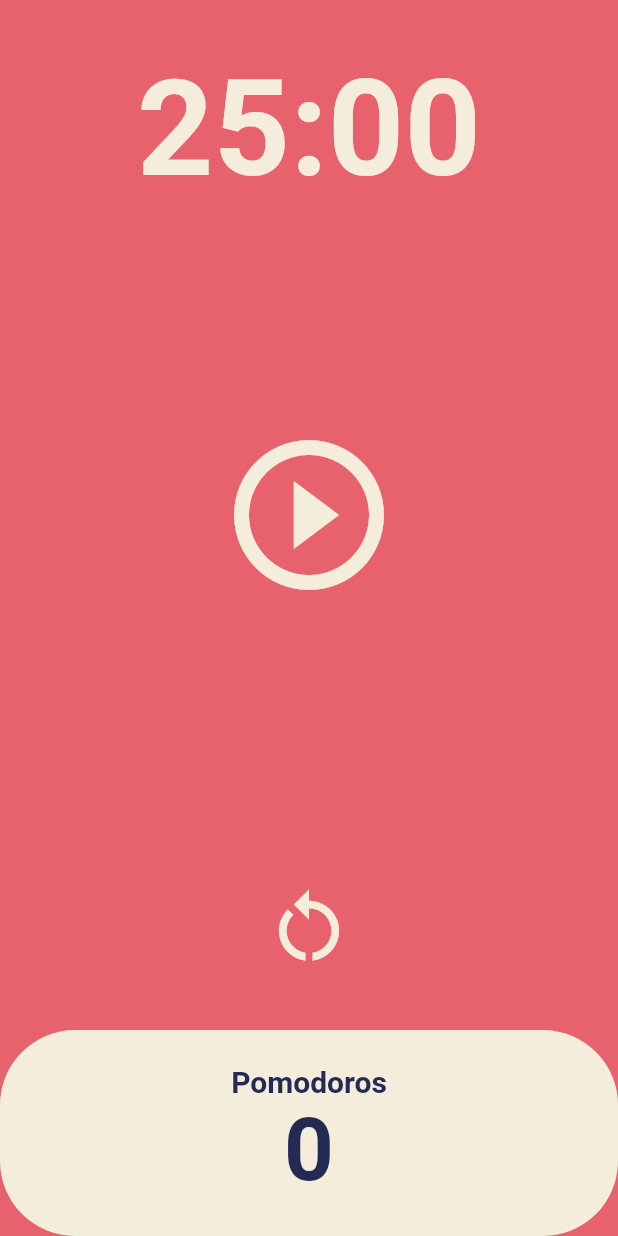
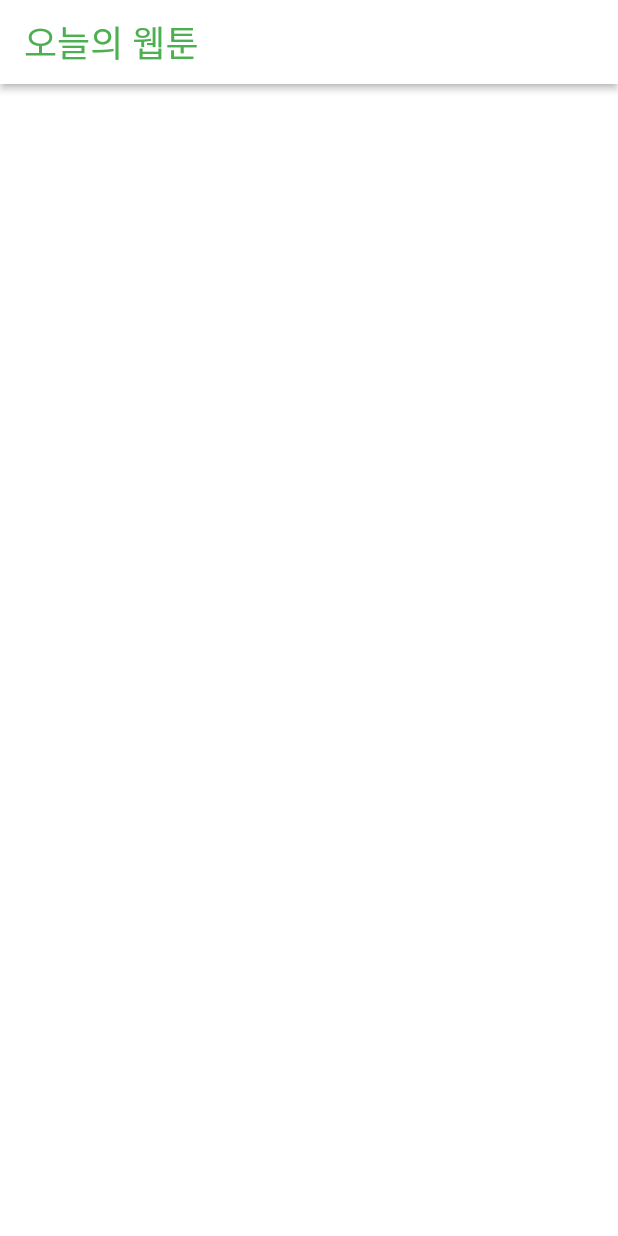
Before and after one commit to chojaework/Flutter-Study, a Flutter app: the screen it shows after launch, on a phone screen of 412 x 824 dp. Run offline on Flutter 3.47's test engine with Material 2 defaults, Android fonts, the phone set to English and light mode, and no system bars.

Commit message:
6.1 AppBar

```diff
--- a/toonflix/lib/main.dart
+++ b/toonflix/lib/main.dart
@@ -7,26 +7,15 @@ void main() {
 
 class App extends StatelessWidget {
   const App({super.key});
+  //위젯은 ID같은 식별자 역할을 하는 key가 있다
+  //flutter가 위젯을 빠르게 찾을 수 있게 하기 위한 것이다
 
   @override
   Widget build(BuildContext context) {
-    //context는 위젯 트리에서 모든 부모요소들에 대한 정보이다
-    //BuildContext 위젯을 통해 누가 부모요소인지 알 수 있고 맨 위 부모 요소에도 접근할 수 있다
-    //A handle to the location of a widget in the widget tree.
     return MaterialApp(
-      theme: ThemeData(
-        //ThemeData는 앱의 모든 스타일을 한 곳에서 지정하기 위한 위젯
-        colorScheme: ColorScheme.fromSwatch(
-          backgroundColor: const Color(0xffe7626c),
-        ),
-        textTheme: const TextTheme(
-          displayLarge: TextStyle(
-            color: Color(0xFF232B55),
-          ),
-        ),
-        cardColor: const Color(0xFFF4EDDB),
+      home: Container(
+        child: const HomeScreen(),
       ),
-      home: const HomeScreen(),
     );
   }
 }
--- a/toonflix/lib/screens/home_screen.dart
+++ b/toonflix/lib/screens/home_screen.dart
@@ -1,168 +1,22 @@
 import 'package:flutter/material.dart';
-import 'dart:async';
 
-class HomeScreen extends StatefulWidget {
+class HomeScreen extends StatelessWidget {
   const HomeScreen({super.key});
-
-  @override
-  State<HomeScreen> createState() => _HomeScreenState();
-}
-
-class _HomeScreenState extends State<HomeScreen> {
-  static const tweentyFiveMinutes = 1500;
-  int totalSeconds = tweentyFiveMinutes;
-  bool isRunning = false;
-  int totalPomodoros = 0;
-  late Timer timer;
-  //late는 나중에 초기화할 거라는 의미
-  void onTick(Timer timer) {
-    if (totalSeconds == 0) {
-      setState(() {
-        totalPomodoros = totalPomodoros + 1;
-        isRunning = false;
-        totalSeconds = tweentyFiveMinutes;
-      });
-      timer.cancel();
-    } else {
-      setState(() {
-        totalSeconds = totalSeconds - 1;
-      });
-    }
-  }
-
-  void restart() {
-    //멈춘 뒤 초기화하는 것만 가능하다고 가정
-    setState(() {
-      totalPomodoros = 0;
-    });
-    timer.cancel();
-    totalSeconds = tweentyFiveMinutes;
-  }
-
-  void onStartPressed() {
-    //재생 버튼이 눌리면 실행하는 함수
-    timer = Timer.periodic(
-      //기본형: Timer.periodic(duration, (timer) { })
-      //periodic은 duration(주기)마다 (timer) {} 이 함수를 실행
-      const Duration(seconds: 1), //1초마다 아래의 함수를 실행하겠다는 뜻
-      onTick,
-    );
-    //onTick()는 함수를 실행하는 걸 의미하기 때문에 ()넣지 않아야 한다
-    //실행하면서 flutter에서 자동으로 넣어서 실행시켜준다
-    setState(() {
-      isRunning = true;
-    });
-  }
-
-  void onPausePressed() {
-    //정지버튼을 누르면
-    timer.cancel();
-    //timer를 멈추는 기능
-    setState(() {
-      isRunning = false;
-    });
-  }
-
-  String format(int seconds) {
-    var duration = Duration(seconds: seconds);
-    //Duration: 1500을 25:00으로 바꿔주는 함수
-    // print(duration.toString().split(".").first.substring(2, 7));
-    //duration의 형태는 0:24:59.000000
-    //.으로 split하면 [0:24:40, 000000]
-    //.first하면 0:24:37
-    //substring(2,7)하면 24:36
-    return duration.toString().split(".").first.substring(2, 7);
-  }
 
   @override
   Widget build(BuildContext context) {
     return Scaffold(
-      backgroundColor: Theme.of(context).colorScheme.background,
-      body: Column(
-        children: [
-          Flexible(
-            //Flexible의 역할은 하드 코딩이 아닌값을 만들게 해준다
-            //예를 들어, 직접 몇 픽셀 이렇게 사이즈를 지정해주는 게 아니라 1:2:1로 화면을 채워라 처럼 비율로 지정 가능
-            flex: 1,
-            child: Container(
-              alignment: Alignment.bottomCenter,
-              //25:00이라는 숫자가 베젤에 가려져서 안보이는 문제를 해결하기 위한 것
-              child: Text(
-                format(totalSeconds),
-                style: TextStyle(
-                  color: Theme.of(context).cardColor,
-                  fontSize: 89,
-                  fontWeight: FontWeight.w600,
-                ),
-              ),
-            ),
+      backgroundColor: Colors.white,
+      appBar: AppBar(
+        elevation: 2,
+        backgroundColor: Colors.white,
+        foregroundColor: Colors.green,
+        title: const Text(
+          "오늘의 웹툰",
+          style: TextStyle(
+            fontSize: 24,
           ),
-          Flexible(
-            flex: 3,
-            child: Center(
-              child: IconButton(
-                iconSize: 120,
-                color: Theme.of(context).cardColor,
-                onPressed: isRunning ? onPausePressed : onStartPressed,
-                //isRunning 중이라면 정지 버튼을 누른것이고, 아니라면 재생 버튼을 누른것이다
-                icon: Icon(isRunning
-                    ? Icons.pause_circle_outline
-                    : Icons.play_circle_outline),
-              ),
-            ),
-          ),
-          Flexible(
-            flex: 1,
-            child: Center(
-              child: IconButton(
-                iconSize: 60,
-                color: Theme.of(context).cardColor,
-                onPressed: restart,
-                icon: const Icon(Icons.restart_alt),
-              ),
-            ),
-          ),
-          Flexible(
-            flex: 1,
-            child: Row(
-              children: [
-                Expanded(
-                  //Expanded를 안 쓰면 아래 자식들이 왼쪽 하단에만 표시된다
-                  //Expanded를 써야지 전체 하단에 표시 가능
-                  child: Container(
-                    decoration: BoxDecoration(
-                      color: Theme.of(context).cardColor,
-                      borderRadius: BorderRadius.circular(50),
-                    ),
-                    child: Column(
-                      mainAxisAlignment: MainAxisAlignment.center,
-                      children: [
-                        Text(
-                          'Pomodoros',
-                          style: TextStyle(
-                            fontSize: 20,
-                            fontWeight: FontWeight.w600,
-                            color:
-                                Theme.of(context).textTheme.displayLarge!.color,
-                          ),
-                        ),
-                        Text(
-                          '$totalPomodoros',
-                          style: TextStyle(
-                            fontSize: 58,
-                            fontWeight: FontWeight.w600,
-                            color:
-                                Theme.of(context).textTheme.displayLarge!.color,
-                          ),
-                        ),
-                      ],
-                    ),
-                  ),
-                ),
-              ],
-            ),
-          ),
-        ],
+        ),
       ),
     );
   }
```
Also changed, not shown: toonflix/lib/widgets/button.dart (deleted, +0 -42 lines), toonflix/lib/widgets/currency_card.dart (deleted, +0 -94 lines).
